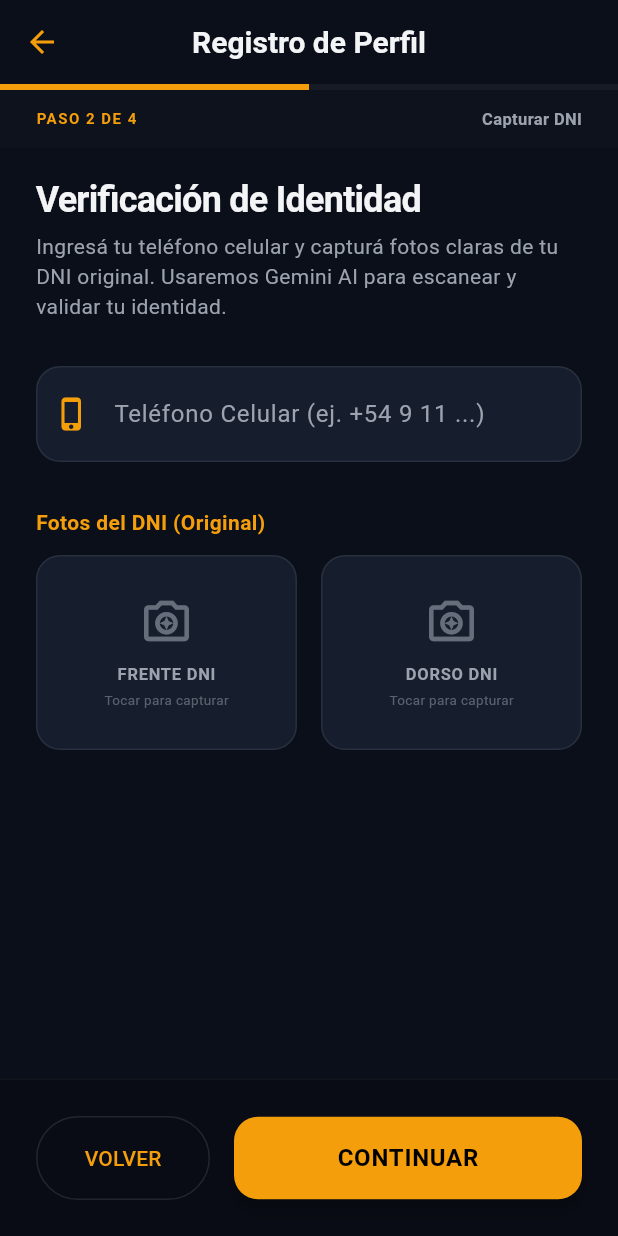
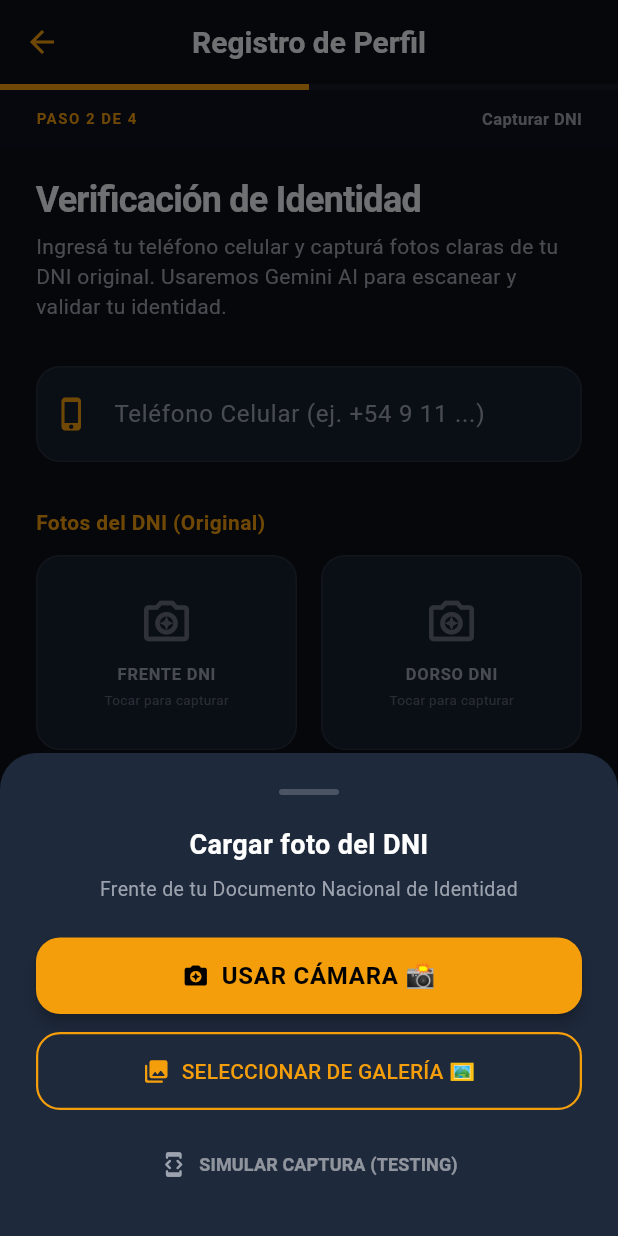
Before and after one commit to MagMaxura/fleeeg, a Flutter app: the OnboardingView screen opened directly, after a tap on "Soy fletero / transportista 🚛", after a tap on "CONTINUAR", after a tap on "FRENTE DNI", on a phone screen of 412 x 824 dp. Run offline on Flutter 3.47's test engine with Material 3 defaults, Android fonts, the phone set to English and light mode, and no system bars; our stand-ins replace audioplayers, flutter_riverpod, geolocator, image_picker, supabase_flutter; accounts and stored records are empty.

Commit message:
Fix: Provide camera and gallery options for DNI escaner, and optimize validated user redirection

```diff
--- a/lib/presentation/views/login/login_view.dart
+++ b/lib/presentation/views/login/login_view.dart
@@ -37,7 +37,7 @@ class _LoginViewState extends ConsumerState<LoginView> {
 
     if (success) {
       final profile = ref.read(authProvider).profile;
-      final needsOnboarding = profile == null || profile.phone == null || profile.phone!.isEmpty;
+      final needsOnboarding = profile == null || profile.fullName == 'Usuario' || profile.fullName.trim().isEmpty;
       Navigator.of(context).pushAndRemoveUntil(
         MaterialPageRoute(
           builder: (_) => needsOnboarding ? const OnboardingView() : const DashboardView(),
--- a/lib/presentation/views/onboarding/onboarding_view.dart
+++ b/lib/presentation/views/onboarding/onboarding_view.dart
@@ -54,9 +54,115 @@ class _OnboardingViewState extends ConsumerState<OnboardingView> with SingleTick
   }
 
   Future<void> _pickImage(bool isFront) async {
+    showModalBottomSheet(
+      context: context,
+      backgroundColor: Colors.transparent,
+      builder: (BuildContext context) {
+        return Container(
+          padding: const EdgeInsets.all(24),
+          decoration: const BoxDecoration(
+            color: Color(0xFF1E293B), // Slate 800 premium dark bg
+            borderRadius: BorderRadius.only(
+              topLeft: Radius.circular(24),
+              topRight: Radius.circular(24),
+            ),
+          ),
+          child: Column(
+            mainAxisSize: MainAxisSize.min,
+            crossAxisAlignment: CrossAxisAlignment.stretch,
+            children: [
+              Center(
+                child: Container(
+                  width: 40,
+                  height: 4,
+                  margin: const EdgeInsets.only(bottom: 20),
+                  decoration: BoxDecoration(
+                    color: Colors.white.withOpacity(0.2),
+                    borderRadius: BorderRadius.circular(2),
+                  ),
+                ),
+              ),
+              Text(
+                'Cargar foto del DNI',
+                style: const TextStyle(
+                  fontSize: 18,
+                  fontWeight: FontWeight.bold,
+                  color: Colors.white,
+                ),
+                textAlign: TextAlign.center,
+              ),
+              const SizedBox(height: 8),
+              Text(
+                isFront ? 'Frente de tu Documento Nacional de Identidad' : 'Dorso de tu Documento Nacional de Identidad',
+                style: const TextStyle(color: AppTheme.textSecondary, fontSize: 13),
+                textAlign: TextAlign.center,
+              ),
+              const SizedBox(height: 24),
+
+              // Camera Option
+              ElevatedButton.icon(
+                onPressed: () {
+                  Navigator.pop(context);
+                  _executePick(isFront, ImageSource.camera);
+                },
+                icon: const Icon(Icons.camera_enhance_rounded, color: Colors.black),
+                label: const Text('USAR CÁMARA 📸'),
+                style: ElevatedButton.styleFrom(
+                  backgroundColor: AppTheme.primaryAmber,
+                  foregroundColor: Colors.black,
+                  padding: const EdgeInsets.symmetric(vertical: 16),
+                  shape: RoundedRectangleBorder(
+                    borderRadius: BorderRadius.circular(16),
+                  ),
+                ),
+              ),
+              const SizedBox(height: 12),
+
+              // Gallery Option
+              OutlinedButton.icon(
+                onPressed: () {
+                  Navigator.pop(context);
+                  _executePick(isFront, ImageSource.gallery);
+                },
+                icon: const Icon(Icons.photo_library_rounded, color: AppTheme.primaryAmber),
+                label: const Text('SELECCIONAR DE GALERÍA 🖼️'),
+                style: OutlinedButton.styleFrom(
+                  foregroundColor: AppTheme.primaryAmber,
+                  side: const BorderSide(color: AppTheme.primaryAmber, width: 1.5),
+                  padding: const EdgeInsets.symmetric(vertical: 16),
+                  shape: RoundedRectangleBorder(
+                    borderRadius: BorderRadius.circular(16),
+                  ),
+                ),
+              ),
+              const SizedBox(height: 12),
+
+              // Simulated Fallback Option
+              TextButton.icon(
+                onPressed: () {
+                  Navigator.pop(context);
+                  _useSimulatedFallback(isFront);
+                },
+                icon: const Icon(Icons.developer_mode_rounded, color: AppTheme.textSecondary),
+                label: Text(
+                  'SIMULAR CAPTURA (TESTING)',
+                  style: TextStyle(color: Colors.white.withOpacity(0.5), fontSize: 12, fontWeight: FontWeight.bold),
+                ),
+                style: TextButton.styleFrom(
+                  padding: const EdgeInsets.symmetric(vertical: 12),
+                ),
+              ),
+            ],
+          ),
+        );
+      },
+    );
+  }
+
+  Future<void> _executePick(bool isFront, ImageSource source) async {
     try {
       final XFile? image = await _picker.pickImage(
-        source: ImageSource.camera,
+        source: source,
         imageQuality: 85,
       );
 
@@ -71,13 +177,17 @@ class _OnboardingViewState extends ConsumerState<OnboardingView> with SingleTick
 
         ScaffoldMessenger.of(context).showSnackBar(
           SnackBar(
-            content: Text(isFront ? 'Frente del DNI capturado exitosamente 📸' : 'Dorso del DNI capturado exitosamente 📸'),
+            content: Text(isFront ? 'Frente del DNI cargado exitosamente ✨' : 'Dorso del DNI cargado exitosamente ✨'),
             backgroundColor: AppTheme.accentTeal,
           ),
         );
       }
     } catch (e) {
-      // Fallback/Simulated capture for testing in sandboxes/simulators without camera
+      _useSimulatedFallback(isFront);
+    }
+  }
+
+  void _useSimulatedFallback(bool isFront) {
     setState(() {
       final dummyFile = File('simulated_dni_${isFront ? "front" : "back"}.jpg');
       if (isFront) {
@@ -93,7 +203,6 @@ class _OnboardingViewState extends ConsumerState<OnboardingView> with SingleTick
         backgroundColor: AppTheme.primaryAmber,
       ),
     );
-    }
   }
 
   Future<void> _processOcr() async {
--- a/lib/presentation/views/splash/splash_view.dart
+++ b/lib/presentation/views/splash/splash_view.dart
@@ -47,7 +47,7 @@ class _SplashViewState extends ConsumerState<SplashView> with SingleTickerProvid
     final authState = ref.read(authProvider);
     if (authState.profile != null) {
       final profile = authState.profile!;
-      final needsOnboarding = profile.phone == null || profile.phone!.isEmpty;
+      final needsOnboarding = profile.fullName == 'Usuario' || profile.fullName.trim().isEmpty;
 
       Navigator.of(context).pushReplacement(
         PageRouteBuilder(
```
Lines whose indentation alone changed are shown as unchanged.
